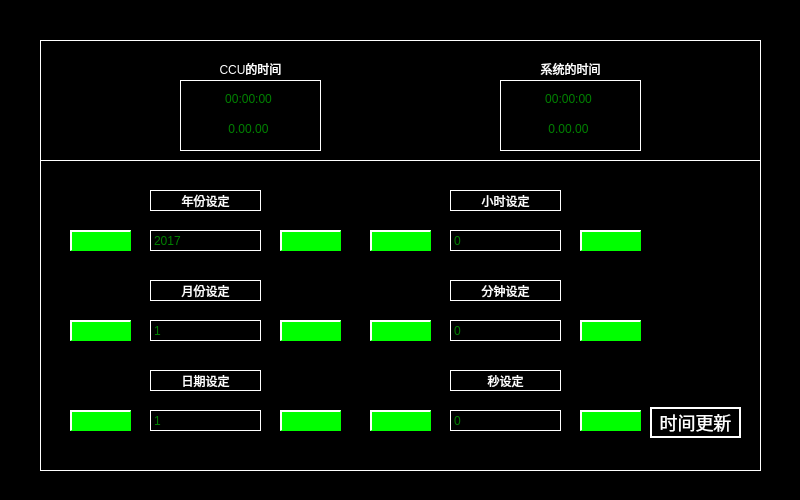
Qt form main_datetime.ui (isliulin/Plan85HMI) before a commit.
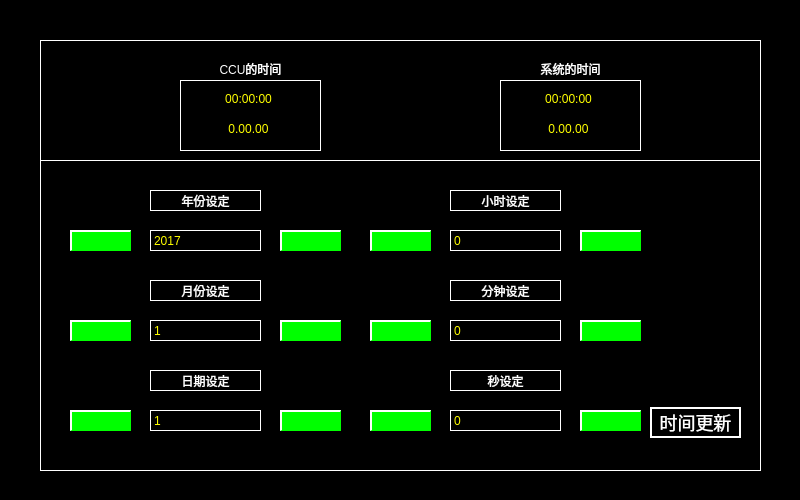
The same form after that commit. Icons and pictures are not drawn.

```diff
--- a/main_datetime.ui
+++ b/main_datetime.ui
@@ -137,7 +137,7 @@
     </rect>
    </property>
    <property name="styleSheet">
-    <string notr="true">color: green;</string>
+    <string notr="true">color: yellow;</string>
    </property>
    <property name="text">
     <string>00:00:00</string>
@@ -156,7 +156,7 @@
     </rect>
    </property>
    <property name="styleSheet">
-    <string notr="true">color: green;</string>
+    <string notr="true">color: yellow;</string>
    </property>
    <property name="text">
     <string>0.00.00</string>
@@ -175,7 +175,7 @@
     </rect>
    </property>
    <property name="styleSheet">
-    <string notr="true">color: green;</string>
+    <string notr="true">color: yellow;</string>
    </property>
    <property name="text">
     <string>00:00:00</string>
@@ -194,7 +194,7 @@
     </rect>
    </property>
    <property name="styleSheet">
-    <string notr="true">color: green;</string>
+    <string notr="true">color: yellow;</string>
    </property>
    <property name="text">
     <string>0.00.00</string>
@@ -233,7 +233,7 @@
    </property>
    <property name="styleSheet">
     <string notr="true">border:1px solid white;
-color:green;</string>
+color: yellow;</string>
    </property>
    <property name="text">
     <string>2017</string>
@@ -253,7 +253,7 @@
    </property>
    <property name="styleSheet">
     <string notr="true">border:1px solid white;
-color:green;</string>
+color: yellow;</string>
    </property>
    <property name="text">
     <string>0</string>
@@ -292,7 +292,7 @@
    </property>
    <property name="styleSheet">
     <string notr="true">border:1px solid white;
-color:green;</string>
+color: yellow;</string>
    </property>
    <property name="text">
     <string>1</string>
@@ -331,7 +331,7 @@
    </property>
    <property name="styleSheet">
     <string notr="true">border:1px solid white;
-color:green;</string>
+color: yellow;</string>
    </property>
    <property name="text">
     <string>0</string>
@@ -370,7 +370,7 @@
    </property>
    <property name="styleSheet">
     <string notr="true">border:1px solid white;
-color:green;</string>
+color: yellow;</string>
    </property>
    <property name="text">
     <string>1</string>
@@ -409,7 +409,7 @@
    </property>
    <property name="styleSheet">
     <string notr="true">border:1px solid white;
-color:green;</string>
+color: yellow;</string>
    </property>
    <property name="text">
     <string>0</string>
```
